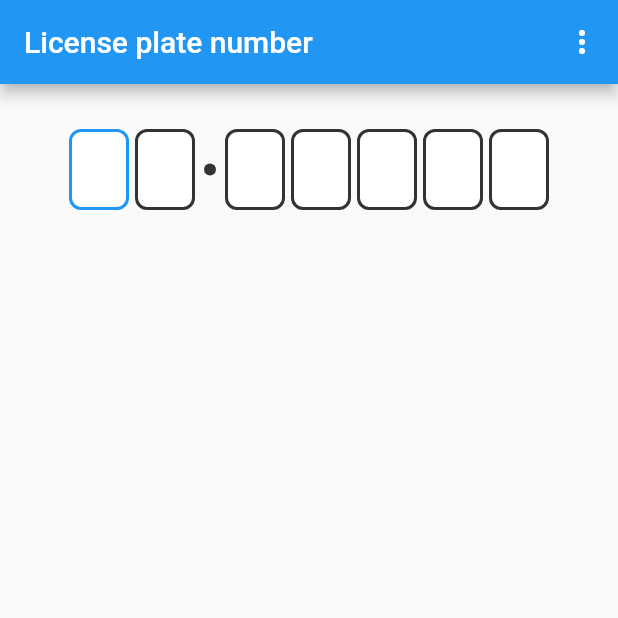
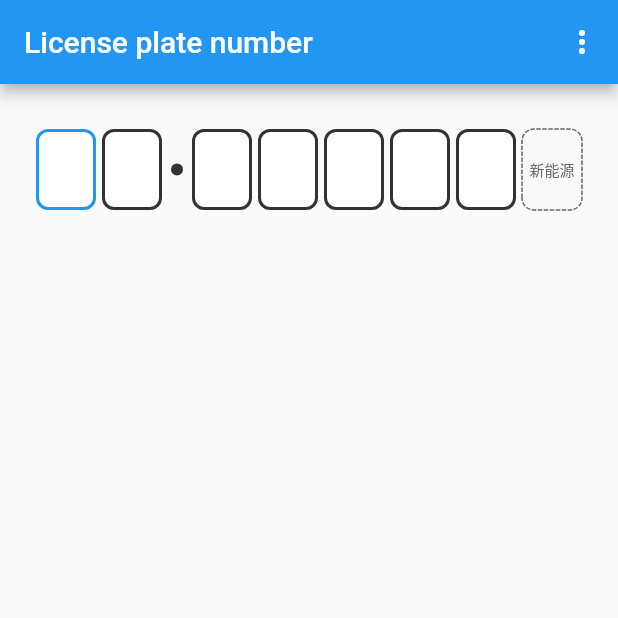
Before and after one commit to chenglei1986/license_plate_number, a Flutter app: the screen it shows after launch, on a phone screen of 412 x 824 dp, the top half of it. Run offline on Flutter 3.47's test engine with Material 2 defaults, Android fonts, the phone set to English and light mode, and no system bars.

Commit message:
增加新能源号牌支持

```diff
--- a/example/lib/main.dart
+++ b/example/lib/main.dart
@@ -11,7 +11,6 @@ class MyApp extends StatefulWidget {
 }
 
 class _MyAppState extends State<MyApp> {
-
   Brightness _brightness = Brightness.light;
   PlateStyles _plateStyles = PlateStyles.light;
   KeyboardController _keyboardController = KeyboardController();
@@ -37,6 +36,7 @@ class _MyAppState extends State<MyApp> {
               ],
               onSelected: (action) {
                 switch (action) {
+
                   /// 切换成黑暗主题
                   case 'dark':
                     _plateStyles = PlateStyles.dark;
@@ -59,6 +59,7 @@ class _MyAppState extends State<MyApp> {
           child: Container(
             alignment: Alignment.topCenter,
             padding: EdgeInsets.only(top: 30),
+
             /// 车牌号输入框
             child: PlateInputField(
               styles: _plateStyles,
--- a/lib/src/constants.dart
+++ b/lib/src/constants.dart
@@ -84,6 +84,7 @@ const alphabets = [
 ];
 
 const specials = [
+  '学',
   '领',
   '警',
   '港',
--- a/lib/src/plate_input_field.dart
+++ b/lib/src/plate_input_field.dart
@@ -1,3 +1,4 @@
+import 'package:dotted_border/dotted_border.dart';
 import 'package:flutter/widgets.dart';
 import 'package:license_plate_number/license_plate_number.dart';
 import 'package:license_plate_number/src/plate_keyboard.dart';
@@ -11,8 +12,8 @@ class PlateInputField extends StatefulWidget {
     this.keyboardController,
     this.onChanged,
   })  : assert(placeHolder != null, 'plateNumber must be non-null.'),
-        assert(placeHolder.length <= 7,
-            'plateNumber\'s length should be less than 7.');
+        assert(placeHolder.length <= 8,
+            'plateNumber\'s length should be less than 8.');
 
   /// 车牌号
   final String placeHolder;
@@ -42,7 +43,7 @@ class PlateInputField extends StatefulWidget {
 class _PlateInputFieldState extends State<PlateInputField>
     with SingleTickerProviderStateMixin {
   /// 车牌号码数组
-  final List<String> _plateNumbers = ["", "", "", "", "", "", ""];
+  final List<String> _plateNumbers = ["", "", "", "", "", "", "", ""];
 
   /// 当前光标位置
   int _cursorIndex = 0;
@@ -84,7 +85,10 @@ class _PlateInputFieldState extends State<PlateInputField>
   void onPlateNumberChanged(int index, String value) {
     _plateNumbers[index] = value;
     if (value.isNotEmpty) {
-      _cursorIndex = index < 6 ? index + 1 : 6;
+      _cursorIndex = index < 7 ? index + 1 : 7;
+      if (index >= 7 && _cursorIndex >= 7) {
+        _keyboardController.hideKeyboard();
+      }
     } else if (value.isEmpty) {
       _cursorIndex = index > 0 ? index - 1 : 0;
     }
@@ -92,9 +96,6 @@ class _PlateInputFieldState extends State<PlateInputField>
       widget.onChanged(_plateNumbers, _plateNumbers.join());
     }
     setState(() {});
-    if (index >= 6 && _cursorIndex == 6) {
-      _keyboardController.hideKeyboard();
-    }
   }
 
   @override
@@ -130,27 +131,41 @@ class _PlateInputFieldState extends State<PlateInputField>
 
   Widget _buildSingleField(String data, int index) {
     bool focused = _cursorIndex == index;
+    bool newEnergy = index == 7;
+    Border border = focused
+        ? widget.styles.plateInputFocusedBorder
+        : widget.styles.plateInputBorder;
     var text = Text(
-      data,
-      style: widget.styles.plateInputFieldTextStyle,
+      data.isEmpty && newEnergy ? '新能源' : data,
+      style: newEnergy && data.isEmpty
+          ? widget.styles.newEnergyPlaceHolderTextStyle
+          : widget.styles.plateInputFieldTextStyle,
     );
     var container = Container(
       width: widget.inputFieldWidth,
       height: widget.inputFieldHeight,
       alignment: Alignment.center,
-      decoration: BoxDecoration(
-        color: widget.styles.plateInputFieldColor,
-        border: focused
-            ? widget.styles.plateInputFocusedBorder
-            : widget.styles.plateInputBorder,
-        borderRadius: widget.styles.plateInputBorderRadius,
-      ),
+      decoration: newEnergy
+          ? null
+          : BoxDecoration(
+              color: widget.styles.plateInputFieldColor,
+              border: border,
+              borderRadius:
+                  BorderRadius.all(widget.styles.plateInputBorderRadius),
+            ),
       child: text,
+    );
+    var newEnergyField = DottedBorder(
+      child: container,
+      color: Color(0xFF666666),
+      borderType: BorderType.RRect,
+      radius: widget.styles.plateInputBorderRadius,
+      padding: const EdgeInsets.all(0),
     );
     return Padding(
       padding: EdgeInsets.symmetric(horizontal: 2),
       child: GestureDetector(
-        child: container,
+        child: newEnergy ? newEnergyField : container,
         onTap: () {
           _cursorIndex = index;
           _keyboardController.cursorIndex = _cursorIndex;
@@ -195,7 +210,6 @@ class KeyboardController {
 
   /// 主题
   PlateStyles _styles;
-
   Function(int index, String value) _onPlateNumberChanged;
 
   set plateNumbers(List<String> plateNumbers) => _plateNumbers = plateNumbers;
@@ -221,6 +235,7 @@ class KeyboardController {
           plateNumbers: _plateNumbers,
           currentIndex: _cursorIndex,
           styles: _styles,
+          newEnergy: _cursorIndex == 7,
           onChange: _onPlateNumberChanged,
           animationController: _controller,
         );
--- a/lib/src/plate_styles.dart
+++ b/lib/src/plate_styles.dart
@@ -4,10 +4,11 @@ import 'package:flutter/widgets.dart';
 class PlateStyles {
   const PlateStyles({
     this.plateInputFieldTextStyle = plateInputFieldTextStyleLight,
+    this.newEnergyPlaceHolderTextStyle = newEnergyPlaceHolderTextStyleDark,
     this.plateInputFieldColor = plateInputFieldColorLight,
     this.plateInputBorder = plateInputBorderLight,
     this.plateInputFocusedBorder = plateInputFocusedBorderLight,
-    this.plateInputBorderRadius = const BorderRadius.all(Radius.circular(8.0)),
+    this.plateInputBorderRadius = const Radius.circular(8.0),
     this.plateSeparatorColor = plateSeparatorColorLight,
     this.keyboardBackgroundColor = keyboardBackgroundColorLight,
     this.keyboardButtonTextColor = keyboardButtonTextColorLight,
@@ -17,6 +18,9 @@ class PlateStyles {
 
   /// 车牌号字体样式
   final TextStyle plateInputFieldTextStyle;
+
+  /// 新能源输入框占位字符样式
+  final TextStyle newEnergyPlaceHolderTextStyle;
 
   /// 输入框背景
   final Color plateInputFieldColor;
@@ -28,7 +32,7 @@ class PlateStyles {
   final Border plateInputFocusedBorder;
 
   /// 输入框边框圆角半径
-  final BorderRadius plateInputBorderRadius;
+  final Radius plateInputBorderRadius;
 
   /// 省市与号码之间分隔符的颜色
   final Color plateSeparatorColor;
@@ -49,6 +53,13 @@ class PlateStyles {
   static const TextStyle plateInputFieldTextStyleDark = TextStyle(
     color: Color(0xFFFFFFFF),
     fontSize: 20,
+    fontWeight: FontWeight.normal,
+  );
+
+  /// 黑暗风格车牌号字体样式
+  static const TextStyle newEnergyPlaceHolderTextStyleDark = TextStyle(
+    color: Color(0xFFDDDDDD),
+    fontSize: 10,
     fontWeight: FontWeight.normal,
   );
 
@@ -92,6 +103,13 @@ class PlateStyles {
     fontWeight: FontWeight.normal,
   );
 
+  /// 明亮风格车牌号字体样式
+  static const TextStyle newEnergyPlaceHolderTextStyleLight = TextStyle(
+    color: Color(0xFF666666),
+    fontSize: 10,
+    fontWeight: FontWeight.normal,
+  );
+
   /// 明亮风格输入框背景色
   static const Color plateInputFieldColorLight = Color(0xFFFFFFFF);
 
@@ -128,10 +146,11 @@ class PlateStyles {
   /// 黑暗风格
   static const PlateStyles dark = const PlateStyles(
     plateInputFieldTextStyle: plateInputFieldTextStyleDark,
+    newEnergyPlaceHolderTextStyle: newEnergyPlaceHolderTextStyleDark,
     plateInputFieldColor: plateInputFieldColorDark,
     plateInputBorder: plateInputBorderDark,
     plateInputFocusedBorder: plateInputFocusedBorderDark,
-    plateInputBorderRadius: const BorderRadius.all(Radius.circular(8.0)),
+    plateInputBorderRadius: const Radius.circular(8.0),
     plateSeparatorColor: plateSeparatorColorDark,
     keyboardBackgroundColor: keyboardBackgroundColorDark,
     keyboardButtonTextColor: keyboardButtonTextColorDark,
@@ -142,10 +161,11 @@ class PlateStyles {
   /// 明亮风格
   static const PlateStyles light = const PlateStyles(
     plateInputFieldTextStyle: plateInputFieldTextStyleLight,
+    newEnergyPlaceHolderTextStyle: newEnergyPlaceHolderTextStyleLight,
     plateInputFieldColor: plateInputFieldColorLight,
     plateInputBorder: plateInputBorderLight,
     plateInputFocusedBorder: plateInputFocusedBorderLight,
-    plateInputBorderRadius: const BorderRadius.all(Radius.circular(8.0)),
+    plateInputBorderRadius: const Radius.circular(8.0),
     plateSeparatorColor: plateSeparatorColorLight,
     keyboardBackgroundColor: keyboardBackgroundColorLight,
     keyboardButtonTextColor: keyboardButtonTextColorLight,
@@ -155,6 +175,7 @@ class PlateStyles {
 
   PlateStyles copyWith({
     TextStyle plateInputFieldTextStyle,
+    TextStyle newEnergyPlaceHolderTextStyle,
     Color plateInputFieldColor,
     Border plateInputBorder,
     Border plateInputFocusedBorder,
@@ -168,6 +189,8 @@ class PlateStyles {
     return PlateStyles(
       plateInputFieldTextStyle:
           plateInputFieldTextStyle ?? this.plateInputFieldTextStyle,
+      newEnergyPlaceHolderTextStyle:
+          newEnergyPlaceHolderTextStyle ?? this.newEnergyPlaceHolderTextStyle,
       plateInputFieldColor: plateInputFieldColor ?? this.plateInputFieldColor,
       plateInputBorder: plateInputBorder ?? this.plateInputBorder,
       plateInputFocusedBorder:
--- a/pubspec.yaml
+++ b/pubspec.yaml
@@ -1,6 +1,6 @@
 name: license_plate_number
 description: Flutter widget for inputting license plate number. Build-in one light style and one dark style, and the style can be changed.
-version: 1.0.2
+version: 1.0.3
 homepage: https://github.com/chenglei1986/license_plate_number
 
 environment:
@@ -9,6 +9,8 @@ environment:
 dependencies:
   flutter:
     sdk: flutter
+
+  dotted_border: ^1.0.5
 
 dev_dependencies:
   flutter_test:
```
Also changed, not shown: lib/src/plate_keyboard.dart (+21 -8 lines), example/pubspec.lock, lib/license_plate_number.dart (line endings or trailing spaces), pubspec.lock, 6 other files.
